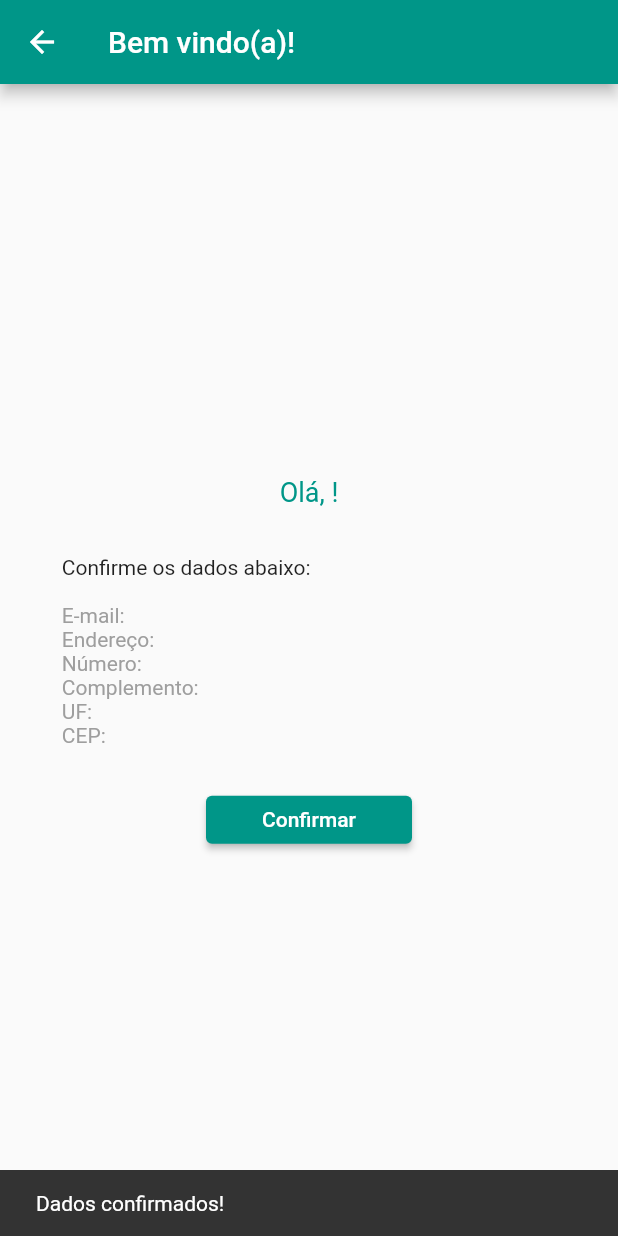
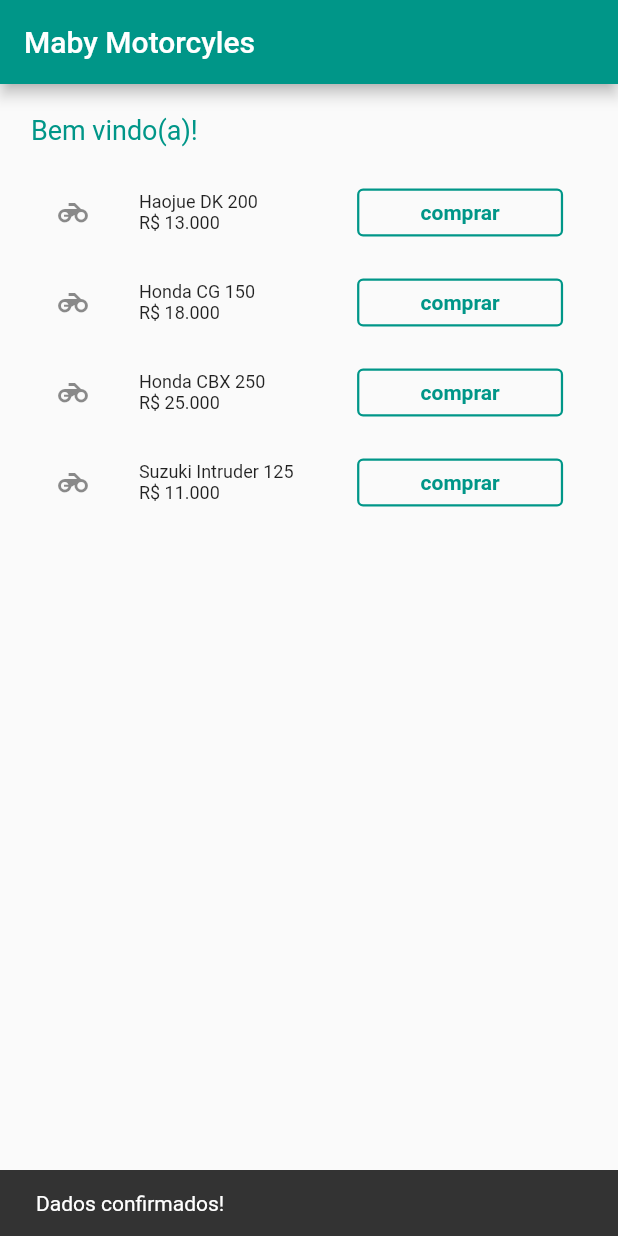
Before and after one commit to MariaGabrielaReis/maby-motorcycles, a Flutter app: the Confirmation screen opened directly with empty values, after a tap on "Confirmar", on a phone screen of 412 x 824 dp. Run offline on Flutter 3.47's test engine with Material 2 defaults, Android fonts, the phone set to English and light mode, and no system bars.

Commit message:
feat: create gome screen

```diff
--- a/lib/screens/confirmation.dart
+++ b/lib/screens/confirmation.dart
@@ -1,4 +1,5 @@
 import 'package:flutter/material.dart';
+import 'package:flutter_app/screens/home.dart';
 import 'package:flutter_app/ui/button.dart';
 
 class Confirmation extends StatelessWidget {
@@ -17,6 +18,17 @@ class Confirmation extends StatelessWidget {
   @override
   Widget build(BuildContext context) {
     final tenPercentOfScreen = (MediaQuery.of(context).size.width / 100) * 10;
+
+    void _confirm() {
+      ScaffoldMessenger.of(context).showSnackBar(
+        SnackBar(content: const Text('Dados confirmados!'))
+      );
+
+      Navigator.push(
+        context,
+        MaterialPageRoute(builder: (context) => Home()),
+      );
+    }
 
     return Scaffold(
       appBar: AppBar(title: const Text('Bem vindo(a)!')),
@@ -43,14 +55,7 @@ class Confirmation extends StatelessWidget {
               style: TextStyle(fontSize: 14.0, color: Colors.grey),
             ),
             const SizedBox(height: 32.0),
-            Center(
-              child: Button(
-                label: 'Confirmar',
-                onPress: () => ScaffoldMessenger.of(context).showSnackBar(
-                  SnackBar(content: const Text('Dados confirmados!'))
-                ),
-              ),
-            ),
+            Center(child: Button(label: 'Confirmar', onPress: () => _confirm())),
           ],
         ),
       ),
--- /dev/null
+++ b/lib/screens/home.dart
@@ -0,0 +1,53 @@
+
+import 'package:flutter/material.dart';
+import 'package:flutter_app/ui/product_card.dart';
+
+class Home extends StatefulWidget {
+  @override
+  State<StatefulWidget> createState() => _HomeState();
+}
+
+class _HomeState extends State<Home> {
+  final products = [
+    'Haojue DK 200 \nR\$ 13.000',
+    'Honda CG 150 \nR\$ 18.000',
+    'Honda CBX 250 \nR\$ 25.000',
+    'Suzuki Intruder 125 \nR\$ 11.000',
+  ];
+
+  @override
+  Widget build(BuildContext context) {
+    final fivePercentOfScreen = (MediaQuery.of(context).size.width / 100) * 5;
+
+    return Scaffold(
+      appBar: AppBar(
+        automaticallyImplyLeading: false,
+        title: const Text('Maby Motorcyles'),
+      ),
+      body: Padding(
+        padding: EdgeInsets.symmetric(
+          vertical: fivePercentOfScreen,
+          horizontal: fivePercentOfScreen > 64 ? fivePercentOfScreen * 1.5 : fivePercentOfScreen,
+        ),
+        child: Column(
+          crossAxisAlignment: CrossAxisAlignment.start,
+          children: [
+            Text(
+              'Bem vindo(a)!',
+              style: TextStyle(fontSize: 18.0, color: Colors.teal),
+            ),
+            const SizedBox(height: 16.0),
+            ListView.separated(
+              shrinkWrap: true,
+              itemCount: products.length,
+              separatorBuilder: (BuildContext context, int index) => const SizedBox(height: 4.0),
+              itemBuilder: (BuildContext context, int index) {
+                return ProductCard(name: products[index]);
+              },
+            ),
+          ],
+        ),
+      ),
+    );
+  }
+}
```
